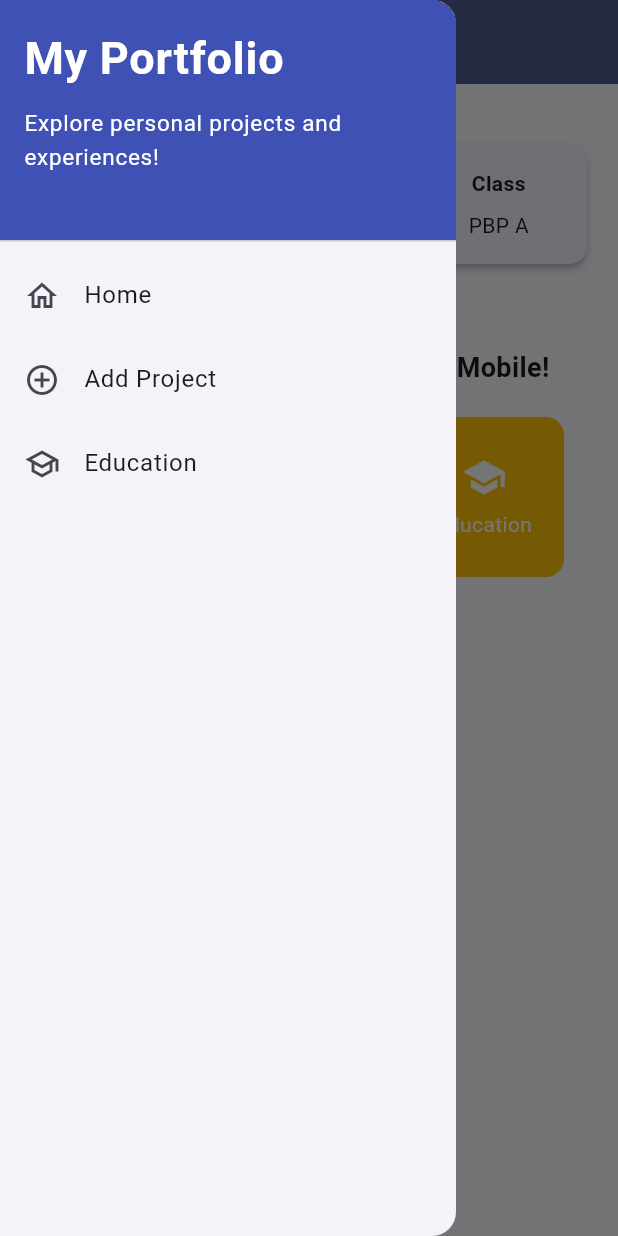
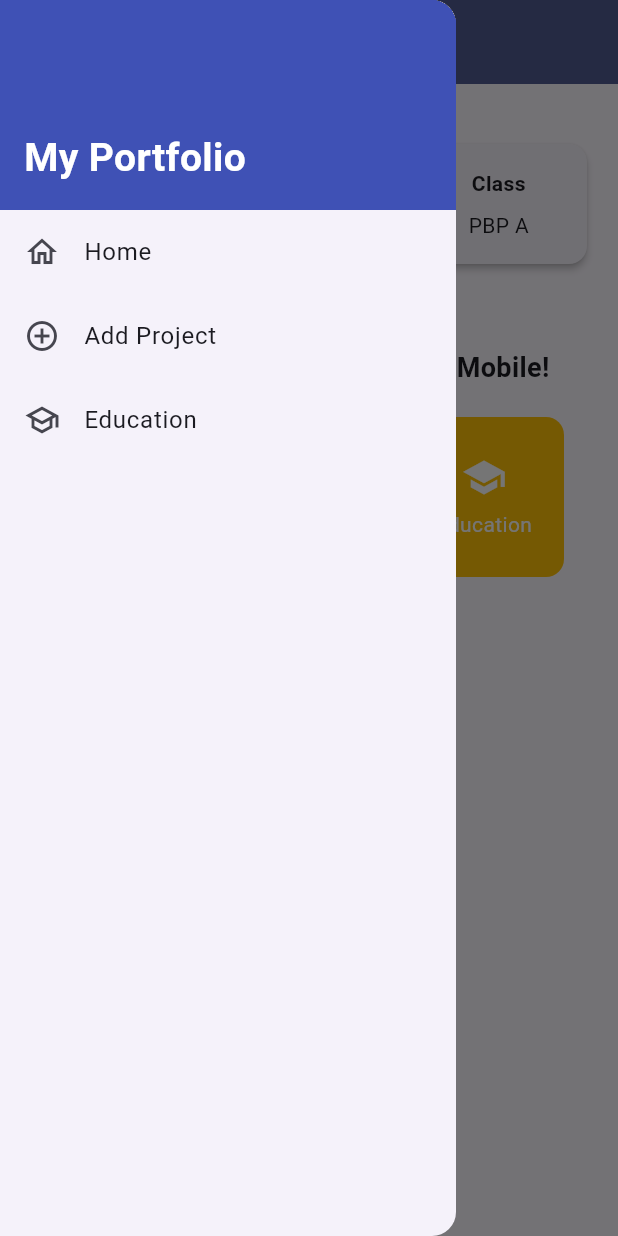
Before and after one commit to nalanii-c/myportofolio_mobile, a Flutter app: the screen it shows after launch, with the side drawer open, on a phone screen of 412 x 824 dp. Run offline on Flutter 3.47's test engine with Material 3 defaults, Android fonts, the phone set to English and light mode, and no system bars.

```diff
--- a/lib/widgets/left_drawer.dart
+++ b/lib/widgets/left_drawer.dart
@@ -10,31 +10,22 @@ class LeftDrawer extends StatelessWidget {
   Widget build(BuildContext context) {
     return Drawer(
       child: ListView(
+        padding: EdgeInsets.zero,
         children: [
-          const DrawerHeader(
-            decoration: BoxDecoration(
+          Container(
+            height: 140,
+            padding: const EdgeInsets.all(16),
+            alignment: Alignment.bottomLeft,
+            decoration: const BoxDecoration(
               color: Colors.indigo,
             ),
-            child: Column(
-              crossAxisAlignment: CrossAxisAlignment.start,
-              children: [
-                Text(
-                  'My Portfolio',
-                  style: TextStyle(
-                    fontSize: 30,
-                    fontWeight: FontWeight.bold,
-                    color: Colors.white,
-                  ),
-                ),
-                SizedBox(height: 10),
-                Text(
-                  'Explore personal projects and experiences!',
-                  style: TextStyle(
-                    fontSize: 15,
-                    color: Colors.white,
-                  ),
-                ),
-              ],
+            child: const Text(
+              'My Portfolio',
+              style: TextStyle(
+                fontSize: 26,
+                fontWeight: FontWeight.bold,
+                color: Colors.white,
+              ),
             ),
           ),
           ListTile(
```
Also changed, not shown: 1 other file.
